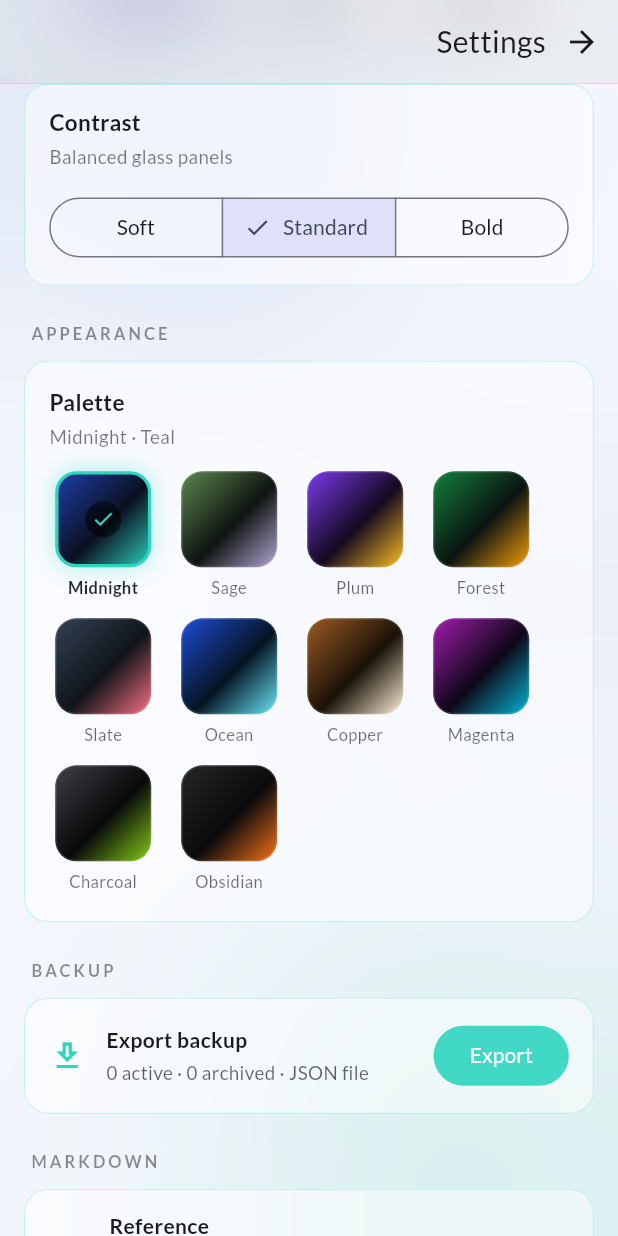
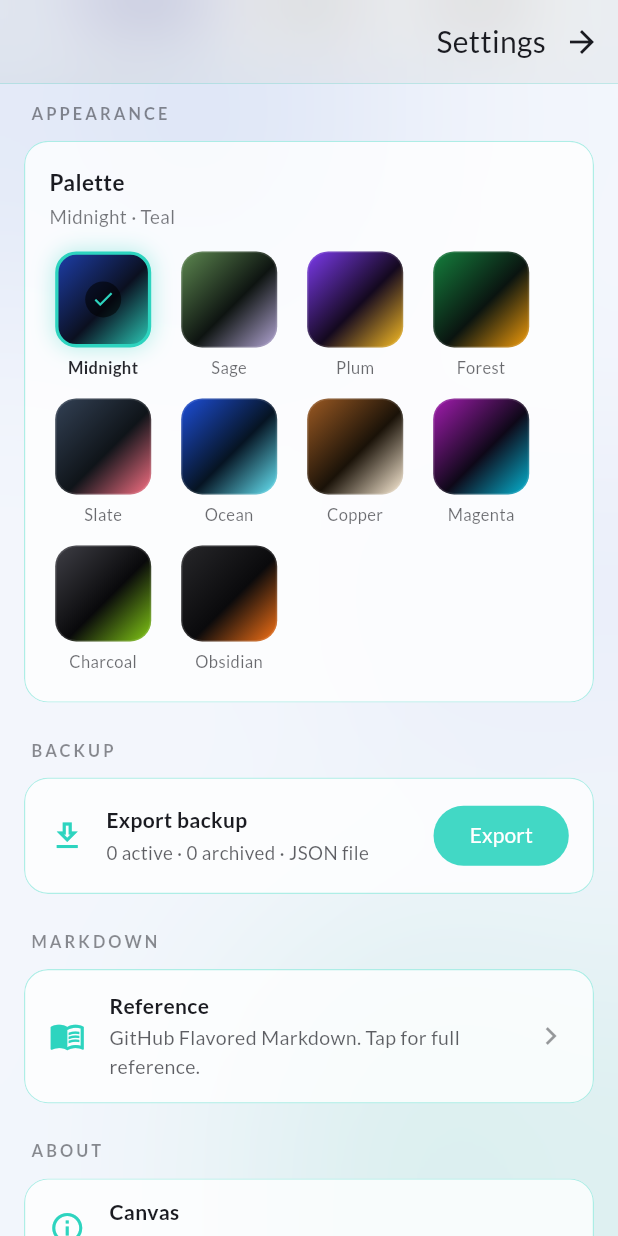
Before and after one commit to ElecTream/canvas, a Flutter app: the SettingsScreen screen opened directly, scrolled down 576 dp, on a phone screen of 412 x 824 dp. Run offline on Flutter 3.47's test engine with Material 3 defaults, Android fonts, the phone set to English and light mode, and no system bars; our stand-ins replace cloud_firestore, drift, firebase_auth, firebase_core, flutter_image_compress, flutter_riverpod and 9 more; missing offline and left inert: desktop_drop, extension_google_sign_in_as_googleapis_auth, googleapis, local_sync, markdown_widget, super_clipboard; accounts and stored records are empty; generated files the repository leaves out were written again.

Commit message:
auto-commit: 2026-04-24 17:08 (session-end)

```diff
--- a/lib/providers/contrast_provider.dart
+++ /dev/null
@@ -1,50 +0,0 @@
-import 'package:flutter_riverpod/flutter_riverpod.dart';
-import 'package:shared_preferences/shared_preferences.dart';
-
-enum ContrastLevel { soft, standard, bold }
-
-extension ContrastLevelX on ContrastLevel {
-  /// Multiplier applied to glass-card alphas. >1 = more opaque, <1 = softer.
-  double get scale => switch (this) {
-        ContrastLevel.soft => 0.7,
-        ContrastLevel.standard => 1.0,
-        ContrastLevel.bold => 1.5,
-      };
-
-  String get label => switch (this) {
-        ContrastLevel.soft => 'Soft',
-        ContrastLevel.standard => 'Standard',
-        ContrastLevel.bold => 'Bold',
-      };
-}
-
-class ContrastNotifier extends StateNotifier<ContrastLevel> {
-  ContrastNotifier() : super(ContrastLevel.standard) {
-    _load();
-  }
-
-  static const _key = 'contrast_level';
-
-  Future<void> _load() async {
-    final prefs = await SharedPreferences.getInstance();
-    final name = prefs.getString(_key);
-    if (name == null) return;
-    for (final l in ContrastLevel.values) {
-      if (l.name == name) {
-        state = l;
-        return;
-      }
-    }
-  }
-
-  Future<void> set(ContrastLevel l) async {
-    state = l;
-    final prefs = await SharedPreferences.getInstance();
-    await prefs.setString(_key, l.name);
-  }
-}
-
-final contrastProvider =
-    StateNotifierProvider<ContrastNotifier, ContrastLevel>(
-  (ref) => ContrastNotifier(),
-);
--- a/lib/screens/settings_screen.dart
+++ b/lib/screens/settings_screen.dart
@@ -15,7 +15,6 @@ import '../providers/palette_provider.dart';
 import '../providers/sync_provider.dart';
 import '../services/auth_service.dart';
 import '../sync/sync_service.dart';
-import '../providers/contrast_provider.dart';
 import '../providers/theme_mode_provider.dart';
 import '../theme/palettes.dart';
 import '../theme/surface_colors.dart';
@@ -71,8 +70,6 @@ class SettingsScreen extends ConsumerWidget {
           const SizedBox(height: 20),
           const _SectionLabel('Theme'),
           const _ThemeModeCard(),
-          const SizedBox(height: 12),
-          const _ContrastCard(),
           const SizedBox(height: 20),
           const _SectionLabel('Appearance'),
           GlassCard(
@@ -977,62 +974,6 @@ class _ThemeModeCard extends ConsumerWidget {
   }
 }
 
-class _ContrastCard extends ConsumerWidget {
-  const _ContrastCard();
-
-  @override
-  Widget build(BuildContext context, WidgetRef ref) {
-    final level = ref.watch(contrastProvider);
-    return GlassCard(
-      padding: const EdgeInsets.fromLTRB(16, 14, 16, 14),
-      child: Column(
-        crossAxisAlignment: CrossAxisAlignment.start,
-        children: [
-          const Text(
-            'Contrast',
-            style: TextStyle(fontWeight: FontWeight.w600, fontSize: 15),
-          ),
-          const SizedBox(height: 4),
-          Text(
-            switch (level) {
-              ContrastLevel.soft => 'Lighter glass, gentler blur',
-              ContrastLevel.standard => 'Balanced glass panels',
-              ContrastLevel.bold => 'More opaque panels, stronger edges',
-            },
-            style: TextStyle(
-              color: onSurfaceMuted(context, 0.6),
-              fontSize: 12.5,
-            ),
-          ),
-          const SizedBox(height: 14),
-          SizedBox(
-            width: double.infinity,
-            child: SegmentedButton<ContrastLevel>(
-              segments: const [
-                ButtonSegment(
-                  value: ContrastLevel.soft,
-                  label: Text('Soft'),
-                ),
-                ButtonSegment(
-                  value: ContrastLevel.standard,
-                  label: Text('Standard'),
-                ),
-                ButtonSegment(
-                  value: ContrastLevel.bold,
-                  label: Text('Bold'),
-                ),
-              ],
-              selected: {level},
-              onSelectionChanged: (s) =>
-                  ref.read(contrastProvider.notifier).set(s.first),
-            ),
-          ),
-        ],
-      ),
-    );
-  }
-}
-
 class _SectionLabel extends StatelessWidget {
   const _SectionLabel(this.text);
   final String text;
--- a/lib/widgets/glass_card.dart
+++ b/lib/widgets/glass_card.dart
@@ -2,7 +2,6 @@ import 'dart:ui';
 
 import 'package:flutter/material.dart';
 import 'package:flutter_riverpod/flutter_riverpod.dart';
-import '../providers/contrast_provider.dart';
 import '../providers/palette_provider.dart';
 import '../theme/palettes.dart';
 import '../theme/surface_colors.dart';
@@ -35,10 +34,12 @@ class GlassCard extends ConsumerWidget {
   Widget build(BuildContext context, WidgetRef ref) {
     final radius = BorderRadius.circular(borderRadius);
     final palette = paletteColorsOf(ref.watch(paletteProvider));
-    final contrast = ref.watch(contrastProvider).scale;
     final accent = Theme.of(context).colorScheme.secondary;
     final brightness = Theme.of(context).brightness;
     final isDark = brightness == Brightness.dark;
+    // Dark = soft frost (gentle, palette shows through). Light = bold panels
+    // (so black text reads over inline dark images / blob bleed).
+    final contrast = isDark ? 0.7 : 1.5;
     final blobs = palette.blobsFor(brightness);
     final avg = (blobs[0].computeLuminance() +
             blobs[1].computeLuminance() +
--- a/pubspec.yaml
+++ b/pubspec.yaml
@@ -1,7 +1,7 @@
 name: canvas
 description: A simple, polished notes app.
 publish_to: 'none'
-version: 0.9.11
+version: 0.9.12
 environment:
   sdk: '>=3.5.0 <4.0.0'
 
```
